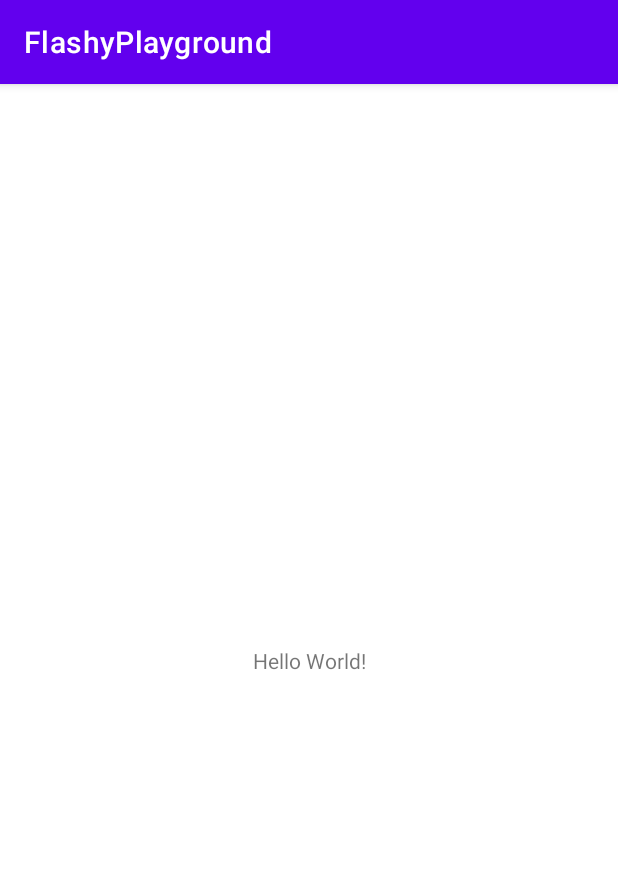
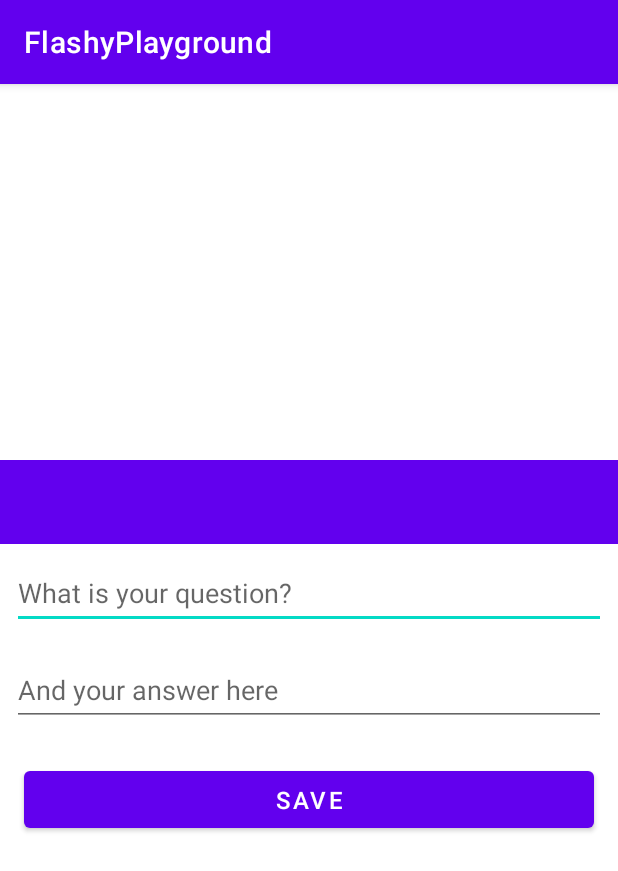
Before and after one commit to alex-058/android-flashy-firebase-auth, an Android app: the screen it shows after launch (MainActivity), on a phone screen of 412 x 824 dp. Shown: the top 871 px of the screen. Run offline under Robolectric (Android 15) with nearby library versions, the phone set to English and light mode, and no system bars.

Commit message:
Established first design for add-flashcard layout

```diff
--- a/app/src/main/java/org/othr/flashyplayground/MainActivity.kt
+++ b/app/src/main/java/org/othr/flashyplayground/MainActivity.kt
@@ -6,6 +6,6 @@ import android.os.Bundle
 class MainActivity : AppCompatActivity() {
     override fun onCreate(savedInstanceState: Bundle?) {
         super.onCreate(savedInstanceState)
-        setContentView(R.layout.activity_main)
+        setContentView(R.layout.activity_flashcard_add)
     }
 }
--- /dev/null
+++ b/app/src/main/res/layout/activity_flashcard_add.xml
@@ -0,0 +1,75 @@
+<?xml version="1.0" encoding="utf-8"?>
+<androidx.constraintlayout.widget.ConstraintLayout xmlns:android="http://schemas.android.com/apk/res/android"
+    xmlns:app="http://schemas.android.com/apk/res-auto"
+    xmlns:tools="http://schemas.android.com/tools"
+    android:layout_width="match_parent"
+    android:layout_height="match_parent">
+
+    <RelativeLayout
+
+        android:layout_width="match_parent"
+        android:layout_height="wrap_content"
+        app:layout_constraintBottom_toBottomOf="parent"
+        app:layout_constraintTop_toTopOf="parent">
+
+        <com.google.android.material.appbar.AppBarLayout
+
+            android:id="@+id/appBarLayout"
+            android:layout_width="match_parent"
+            android:layout_height="wrap_content"
+            android:fitsSystemWindows="true"
+            app:elevation="0dip"
+            app:theme="@style/ThemeOverlay.AppCompat.Dark.ActionBar">
+
+            <androidx.appcompat.widget.Toolbar
+                android:id="@+id/toolbarAdd"
+                android:layout_width="match_parent"
+                android:layout_height="wrap_content" />
+        </com.google.android.material.appbar.AppBarLayout>
+
+        <ScrollView
+            android:layout_width="match_parent"
+            android:layout_height="wrap_content"
+            android:layout_below="@id/appBarLayout"
+            android:fillViewport="true">
+
+            <LinearLayout
+                android:layout_width="match_parent"
+                android:layout_height="wrap_content"
+                android:orientation="vertical">
+
+                <EditText
+                    android:id="@+id/flashcardFrontQuestion"
+                    android:layout_width="match_parent"
+                    android:layout_height="wrap_content"
+                    android:paddingTop="12dp"
+                    android:paddingBottom="12dp"
+                    android:autofillHints="hint"
+                    android:layout_margin="8dp"
+                    android:hint="@string/hint_frontFlashcardContent" />
+
+                <EditText
+                    android:id="@+id/flashcardBackQuestion"
+                    android:layout_width="match_parent"
+                    android:layout_height="wrap_content"
+                    android:paddingTop="12dp"
+                    android:paddingBottom="12dp"
+                    android:autofillHints="hint"
+                    android:layout_margin="8dp"
+                    android:hint="@string/hint_backFlashcardContent" />
+
+                <Button
+                    android:id="@+id/btnAdd"
+                    android:layout_width="match_parent"
+                    android:layout_height="wrap_content"
+                    android:layout_margin="16dp"
+                    android:paddingTop="8dp"
+                    android:paddingBottom="8dp"
+                    android:text="@string/btn_saveFlashcard"
+                    android:textSize="16sp" />
+            </LinearLayout>
+        </ScrollView>
+
+    </RelativeLayout>
+
+</androidx.constraintlayout.widget.ConstraintLayout>
--- a/app/src/main/res/values/strings.xml
+++ b/app/src/main/res/values/strings.xml
@@ -1,3 +1,6 @@
 <resources>
     <string name="app_name">FlashyPlayground</string>
+    <string name="hint_frontFlashcardContent">What is your question?</string>
+    <string name="hint_backFlashcardContent">And your answer here</string>
+    <string name="btn_saveFlashcard">Save</string>
 </resources>
```
